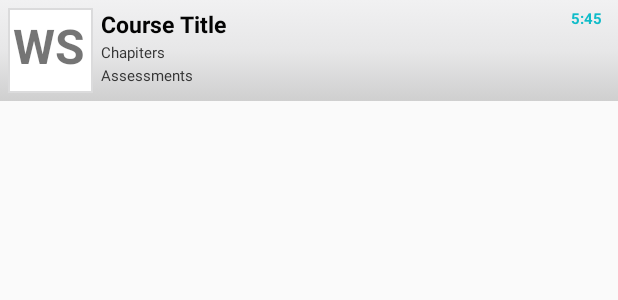
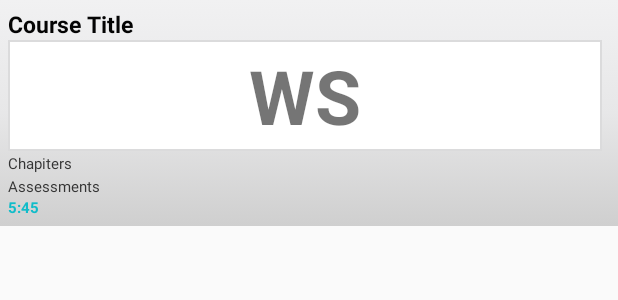
Before and after one commit to frere10/officels, an Android app: the layout course_card_view.xml on its own in the app's theme, with its tools: preview values and no code run, on a phone screen of 412 x 824 dp. Shown: the top 300 px of the screen. Run offline under Robolectric (Android 15) with nearby library versions, the phone set to English and light mode, and no system bars; network calls fail.

```diff
--- a/app/src/main/AndroidManifest.xml
+++ b/app/src/main/AndroidManifest.xml
@@ -24,7 +24,9 @@
             </intent-filter>
         </activity>
         <activity android:name=".SettingActivity" />
-        <activity android:name=".ChapiterActivity" />
+        <activity android:name=".ChapiterActivity">
+
+        </activity>
         <activity android:name=".ContentActivity" />
         <activity android:name=".ExerciseActivity" />
         <activity android:name=".ViewExamActivity" />
--- a/app/src/main/java/rw/akimana/officels/AppRequest/CourseRequest.java
+++ b/app/src/main/java/rw/akimana/officels/AppRequest/CourseRequest.java
@@ -96,7 +96,6 @@ public class CourseRequest {
                             arrayList.add(course);
                         }
                         courseVAdapter = new CourseVAdapter(mCxt, arrayList);
-                        recyclerView.addItemDecoration(new ItemDivider(mCxt, LinearLayoutManager.VERTICAL, 16));
 
                         courseVAdapter.setOnItemClickListener(new CourseVAdapter.onItemClickListener() {
                             @Override
--- a/app/src/main/res/layout/activity_chapiter.xml
+++ b/app/src/main/res/layout/activity_chapiter.xml
@@ -8,13 +8,14 @@
 
     <TextView
         android:id="@+id/tv_course_display"
-        android:layout_width="wrap_content"
+        android:layout_width="match_parent"
         android:layout_height="wrap_content"
         android:text="Course Title"
+        android:textAlignment="center"
         android:textAllCaps="true"
         android:textColor="#040404"
         android:typeface="sans"
-        android:textSize="30dp"/>
+        android:textSize="20dp"/>
     <android.support.v7.widget.RecyclerView
         android:layout_width="match_parent"
         android:layout_height="wrap_content"
--- a/app/src/main/res/layout/course_card_view.xml
+++ b/app/src/main/res/layout/course_card_view.xml
@@ -1,16 +1,26 @@
 <?xml version="1.0" encoding="utf-8"?>
-<RelativeLayout xmlns:android="http://schemas.android.com/apk/res/android"
+<LinearLayout xmlns:android="http://schemas.android.com/apk/res/android"
     android:layout_width="match_parent"
     android:layout_height="wrap_content"
     android:background="@drawable/list_selector"
-    android:orientation="horizontal"
+    android:orientation="vertical"
     android:padding="5dip">
 
+    <!-- Title Of Song-->
+    <TextView
+        android:id="@+id/tv_c_title"
+        android:layout_width="wrap_content"
+        android:layout_height="wrap_content"
+        android:text="Course Title"
+        android:textColor="#040404"
+        android:textSize="15dip"
+        android:textStyle="bold"
+        android:typeface="sans" />
     <!--  ListRow Left sied Thumbnail image -->
     <LinearLayout
         android:id="@+id/thumbnail"
-        android:layout_width="wrap_content"
-        android:layout_height="wrap_content"
+        android:layout_width="match_parent"
+        android:layout_height="match_parent"
         android:layout_alignParentLeft="true"
         android:layout_marginRight="5dip"
         android:background="@drawable/image_bg"
@@ -18,26 +28,15 @@
 
         <TextView
             android:id="@+id/tv_name_short"
-            android:layout_width="50dip"
-            android:layout_height="50dip"
+            android:layout_width="match_parent"
+            android:layout_height="match_parent"
             android:text="WS"
-            android:textSize="32dp"
+            android:textAlignment="center"
+            android:freezesText="true"
+            android:textSize="50dp"
             android:textStyle="bold" />
 
     </LinearLayout>
-
-    <!-- Title Of Song-->
-    <TextView
-        android:id="@+id/tv_c_title"
-        android:layout_width="wrap_content"
-        android:layout_height="wrap_content"
-        android:layout_alignTop="@+id/thumbnail"
-        android:layout_toRightOf="@+id/thumbnail"
-        android:text="Course Title"
-        android:textColor="#040404"
-        android:textSize="15dip"
-        android:textStyle="bold"
-        android:typeface="sans" />
 
     <!-- Artist Name -->
     <TextView
@@ -67,12 +66,9 @@
         android:id="@+id/tv_created_at"
         android:layout_width="wrap_content"
         android:layout_height="wrap_content"
-        android:layout_alignParentRight="true"
-        android:layout_marginRight="5dip"
-        android:gravity="right"
         android:text="5:45"
         android:textColor="#10bcc9"
         android:textSize="10dip"
         android:textStyle="bold" />
 
-</RelativeLayout>
+</LinearLayout>
```
Also changed, not shown: app/src/main/java/rw/akimana/officels/Adapters/CourseVAdapter.java (+4 -3 lines), app/src/main/java/rw/akimana/officels/AnswerActivity.java (+4 -46 lines), app/src/main/java/rw/akimana/officels/MainActivity.java (+9 -1 lines), app/src/main/res/drawable/custom_course_layout.xml (added, +9 -0 lines).
